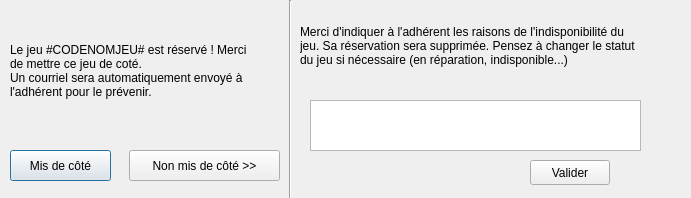
The window that d_resamisdecote.ui (nivhg/ludopen) describes before a commit, drawn with Qt 5.
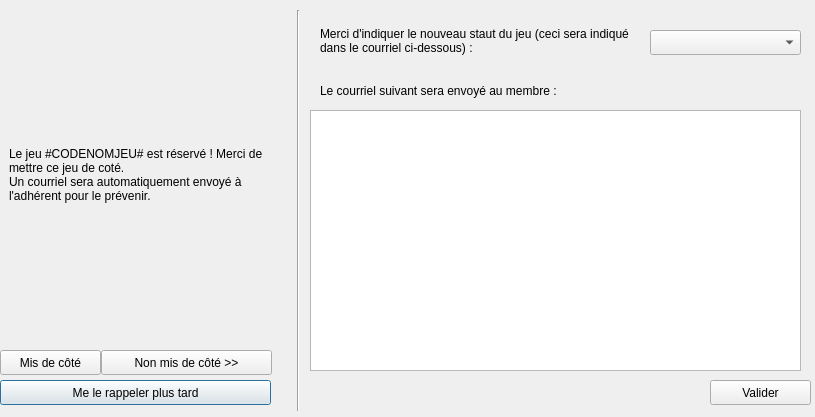
The same window after the commit.

Commit message: Amélioration mise de côté : changement statut jeu et modification du courriel par le bénévole. Corrections diverses.

What changed in the file:
```diff
--- a/d_resamisdecote.ui
+++ b/d_resamisdecote.ui
@@ -6,62 +6,20 @@
    <rect>
     <x>0</x>
     <y>0</y>
-    <width>691</width>
-    <height>198</height>
+    <width>815</width>
+    <height>417</height>
    </rect>
   </property>
   <property name="windowTitle">
    <string>Jeu à mettre de côté</string>
   </property>
-  <widget class="QPushButton" name="Bt_MisDeCote">
-   <property name="geometry">
-    <rect>
-     <x>10</x>
-     <y>150</y>
-     <width>101</width>
-     <height>31</height>
-    </rect>
-   </property>
-   <property name="text">
-    <string>Mis de côté</string>
-   </property>
-  </widget>
-  <widget class="QPushButton" name="Bt_NonMisDeCote">
-   <property name="geometry">
-    <rect>
-     <x>129</x>
-     <y>150</y>
-     <width>151</width>
-     <height>31</height>
-    </rect>
-   </property>
-   <property name="text">
-    <string>Non mis de côté &gt;&gt;</string>
-   </property>
-  </widget>
-  <widget class="QLabel" name="label">
-   <property name="geometry">
-    <rect>
-     <x>300</x>
-     <y>0</y>
-     <width>341</width>
-     <height>91</height>
-    </rect>
-   </property>
-   <property name="text">
-    <string>Merci d'indiquer à l'adhérent les raisons de l'indisponibilité du jeu. Sa réservation sera supprimée. Pensez à changer le statut du jeu si nécessaire (en réparation, indisponible...)</string>
-   </property>
-   <property name="wordWrap">
-    <bool>true</bool>
-   </property>
-  </widget>
   <widget class="Line" name="line">
    <property name="geometry">
     <rect>
-     <x>280</x>
-     <y>0</y>
-     <width>20</width>
-     <height>211</height>
+     <x>290</x>
+     <y>10</y>
+     <width>16</width>
+     <height>401</height>
     </rect>
    </property>
    <property name="orientation">
@@ -71,10 +29,10 @@
   <widget class="QLabel" name="Lb_Reserve">
    <property name="geometry">
     <rect>
-     <x>10</x>
-     <y>10</y>
-     <width>251</width>
-     <height>121</height>
+     <x>9</x>
+     <y>9</y>
+     <width>271</width>
+     <height>331</height>
     </rect>
    </property>
    <property name="text">
@@ -85,22 +43,25 @@
     <bool>true</bool>
    </property>
   </widget>
-  <widget class="QPlainTextEdit" name="Te_NonMisDeCote">
+  <widget class="QPushButton" name="Bt_PlusTard">
    <property name="geometry">
     <rect>
-     <x>310</x>
-     <y>100</y>
-     <width>331</width>
-     <height>51</height>
+     <x>0</x>
+     <y>380</y>
+     <width>271</width>
+     <height>25</height>
     </rect>
    </property>
+   <property name="text">
+    <string>Me le rappeler plus tard</string>
+   </property>
   </widget>
   <widget class="QPushButton" name="Bt_Valider">
    <property name="geometry">
     <rect>
-     <x>530</x>
-     <y>160</y>
-     <width>80</width>
+     <x>710</x>
+     <y>380</y>
+     <width>101</width>
      <height>25</height>
     </rect>
    </property>
@@ -108,6 +69,84 @@
     <string>Valider</string>
    </property>
   </widget>
+  <widget class="QPlainTextEdit" name="Te_NonMisDeCote">
+   <property name="geometry">
+    <rect>
+     <x>310</x>
+     <y>110</y>
+     <width>491</width>
+     <height>261</height>
+    </rect>
+   </property>
+  </widget>
+  <widget class="QPushButton" name="Bt_MisDeCote">
+   <property name="geometry">
+    <rect>
+     <x>0</x>
+     <y>350</y>
+     <width>101</width>
+     <height>25</height>
+    </rect>
+   </property>
+   <property name="text">
+    <string>Mis de côté</string>
+   </property>
+  </widget>
+  <widget class="QPushButton" name="Bt_NonMisDeCote">
+   <property name="geometry">
+    <rect>
+     <x>101</x>
+     <y>350</y>
+     <width>171</width>
+     <height>25</height>
+    </rect>
+   </property>
+   <property name="text">
+    <string>Non mis de côté &gt;&gt;</string>
+   </property>
+  </widget>
+  <widget class="QComboBox" name="Cbx_StatutJeu">
+   <property name="geometry">
+    <rect>
+     <x>650</x>
+     <y>30</y>
+     <width>151</width>
+     <height>25</height>
+    </rect>
+   </property>
+  </widget>
+  <widget class="QLabel" name="label">
+   <property name="geometry">
+    <rect>
+     <x>320</x>
+     <y>10</y>
+     <width>311</width>
+     <height>61</height>
+    </rect>
+   </property>
+   <property name="text">
+    <string>Merci d'indiquer le nouveau staut du jeu (ceci sera indiqué dans le courriel ci-dessous) :</string>
+   </property>
+   <property name="wordWrap">
+    <bool>true</bool>
+   </property>
+  </widget>
+  <widget class="QLabel" name="label_2">
+   <property name="geometry">
+    <rect>
+     <x>320</x>
+     <y>80</y>
+     <width>471</width>
+     <height>21</height>
+    </rect>
+   </property>
+   <property name="text">
+    <string>Le courriel suivant sera envoyé au membre :</string>
+   </property>
+   <property name="wordWrap">
+    <bool>true</bool>
+   </property>
+  </widget>
  </widget>
  <resources/>
  <connections/>
```
The commit also changes 4 other files.
